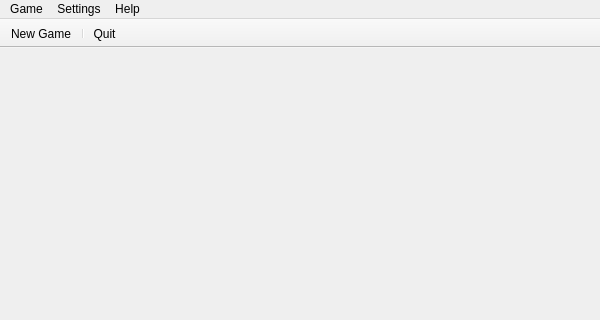
Above: ui/mainWindow.ui from gulp21/QeoDart before the change; both pictures show x 0 to 600 and y 0 to 320 of the 600 by 500 pixel window. Below: the same form after it.
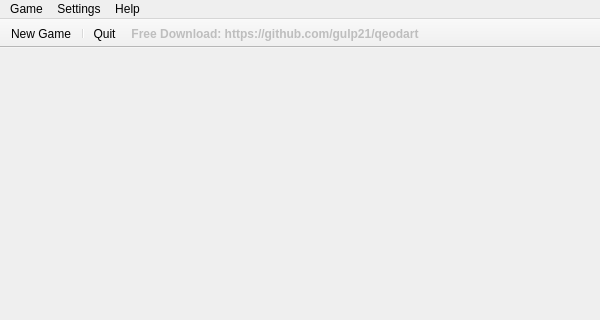
That is the form after the change.

Patch:
```diff
--- a/ui/mainWindow.ui
+++ b/ui/mainWindow.ui
@@ -213,6 +213,7 @@
    <addaction name="actionNew_Game"/>
    <addaction name="separator"/>
    <addaction name="actionQuit"/>
+   <addaction name="actionAd"/>
   </widget>
   <action name="actionNew_Game">
    <property name="text">
@@ -259,6 +260,20 @@
     <string>About Qt</string>
    </property>
   </action>
+  <action name="actionAd">
+   <property name="enabled">
+    <bool>false</bool>
+   </property>
+   <property name="text">
+    <string>Free Download: https://github.com/gulp21/qeodart</string>
+   </property>
+   <property name="font">
+    <font>
+     <weight>75</weight>
+     <bold>true</bold>
+    </font>
+   </property>
+  </action>
  </widget>
  <resources/>
  <connections/>
```
Left out of the diff: 2 changed lines with no effect on the pictures.
